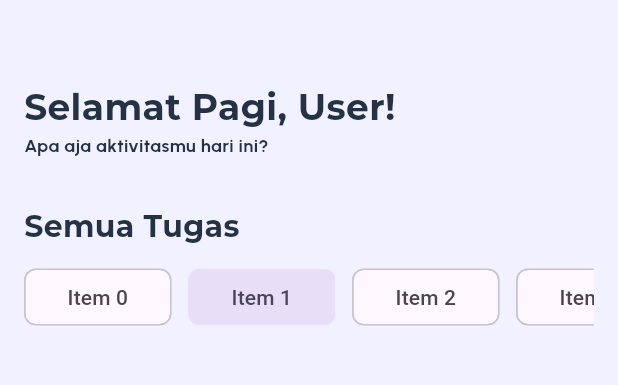
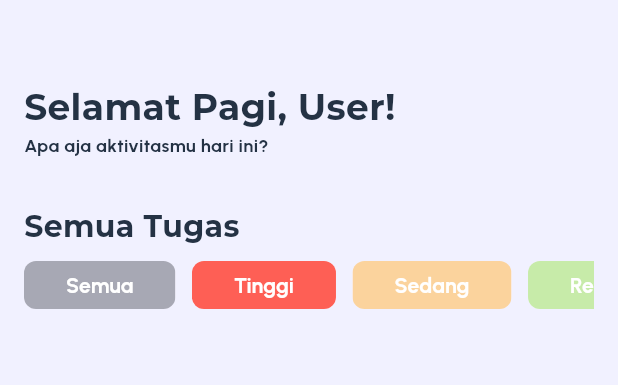
Before and after one commit to Zireha/flutter-todo-mobile-app, a Flutter app: the screen it shows after launch, on a phone screen of 412 x 824 dp, the part 63-448 px from its top. Run offline on Flutter 3.47's test engine with Material 3 defaults, Android fonts, the phone set to English and light mode, and no system bars.

Commit message:
done priority select button

```diff
--- a/lib/ui/home_screen.dart
+++ b/lib/ui/home_screen.dart
@@ -71,7 +71,7 @@ class HomeScreen extends StatelessWidget {
                       fontSize: 20
                     ),
                   ),
-                  const SizedBox(height: 8,),
+                  // const SizedBox(height: 2,),
                   Container(
                     alignment: Alignment.centerLeft,
                     width: double.maxFinite,
--- a/lib/ui/priority_button.dart
+++ b/lib/ui/priority_button.dart
@@ -21,7 +21,6 @@ class _ActionChoiceExampleState extends State<ActionChoiceExample> {
 
   @override
   Widget build(BuildContext context) {
-
     return SingleChildScrollView(
       scrollDirection: Axis.horizontal,
       child: Column(
@@ -30,12 +29,37 @@ class _ActionChoiceExampleState extends State<ActionChoiceExample> {
             spacing: 11.0,
             children: List<Widget>.generate(
               4,
-                  (int index) {
+              (int index) {
+                final List<String> labels = [
+                  'Semua',
+                  'Tinggi',
+                  'Sedang',
+                  'Rendah'
+                ];
+                final List<int> colors = [
+                  0xFF243244,
+                  0xFFFE5F55,
+                  0xFFF69D0B,
+                  0xFF75D829
+                ];
+
                 return ChoiceChip(
-                  padding: const EdgeInsets.symmetric(horizontal: 20, vertical: 8),
+                  padding:
+                      const EdgeInsets.symmetric(horizontal: 20, vertical: 4),
                   showCheckmark: false,
-                  label: Text('Item $index'),
+                  chipAnimationStyle: ChipAnimationStyle(
+                      enableAnimation: AnimationStyle(
+                          duration: const Duration(milliseconds: 1),
+                          reverseDuration: const Duration(milliseconds: 1))),
+                  label: Text(
+                    labels[index],
+                    style: const TextStyle(
+                        color: Colors.white, fontFamily: 'urbanistBold'),
+                  ),
+                  side: BorderSide.none,
                   selected: _value == index,
+                  selectedColor: Color(colors[index]),
+                  backgroundColor: Color(colors[index]).withOpacity(0.4),
                   onSelected: (bool selected) {
                     setState(() {
                       _value = selected ? index : 0;
```
